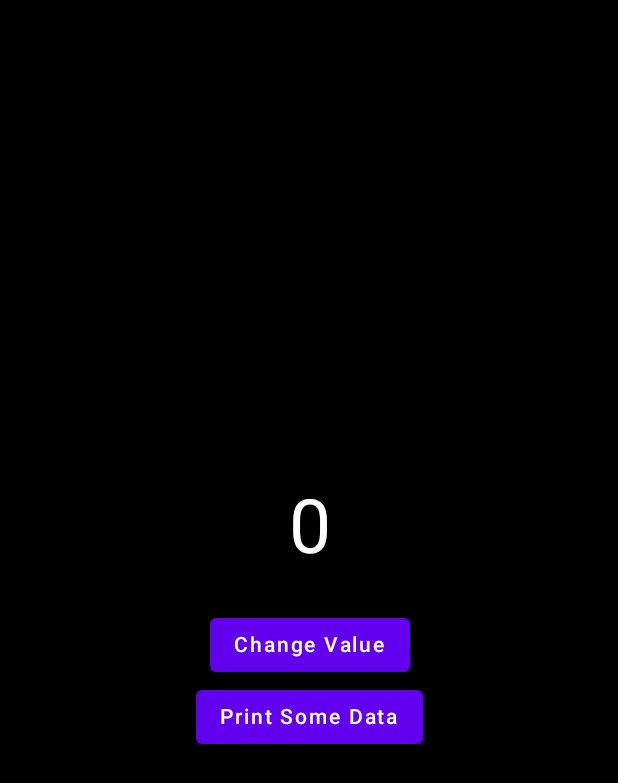
After one commit to shubham-soni9/ModernAndroidUI, an Android app built with Jetpack Compose: the composable LaunchedEffectAnimation shown on its own in the app's theme, on a phone screen of 412 x 824 dp. The commit adds this screen. Shown: the top 783 px of the screen. Run offline under Robolectric (Android 15) with nearby library versions, the phone set to English and light mode, and no system bars.

Commit message:
Effect handler samples added

```diff
--- a/app/src/main/java/com/modern/androidmodernui/TextFieldWithSnackBar.kt
+++ b/app/src/main/java/com/modern/androidmodernui/TextFieldWithSnackBar.kt
@@ -4,6 +4,7 @@ import androidx.compose.foundation.background
 import androidx.compose.foundation.layout.Box
 import androidx.compose.foundation.layout.Column
 import androidx.compose.foundation.layout.fillMaxSize
+import androidx.compose.foundation.layout.padding
 import androidx.compose.foundation.text.KeyboardActions
 import androidx.compose.material.*
 import androidx.compose.runtime.Composable
@@ -15,6 +16,7 @@ import androidx.compose.ui.Modifier
 import androidx.compose.ui.graphics.Color
 import androidx.compose.ui.platform.LocalSoftwareKeyboardController
 import androidx.compose.ui.tooling.preview.Preview
+import com.modern.androidmodernui.effect_handler.SnapshotFlowDemo
 import kotlinx.coroutines.launch
 
 @OptIn(ExperimentalComposeUiApi::class)
@@ -26,9 +28,11 @@ fun TextFieldWithSnackBar() {
     val keyboardController = LocalSoftwareKeyboardController.current
 
     Scaffold(scaffoldState = scaffoldState) {
+        SnapshotFlowDemo(scaffoldState)
         Box(
             modifier = Modifier
                 .fillMaxSize()
+                .padding(it)
                 .background(Color.White),
             contentAlignment = Alignment.Center
         ) {
--- /dev/null
+++ b/app/src/main/java/com/modern/androidmodernui/effect_handler/LaunchedEffectAnimation.kt
@@ -0,0 +1,39 @@
+package com.modern.androidmodernui.effect_handler
+
+import androidx.compose.animation.core.*
+import androidx.compose.foundation.background
+import androidx.compose.foundation.layout.*
+import androidx.compose.material.Button
+import androidx.compose.material.Text
+import androidx.compose.runtime.*
+import androidx.compose.ui.Alignment
+import androidx.compose.ui.Modifier
+import androidx.compose.ui.graphics.Color
+import androidx.compose.ui.unit.dp
+import androidx.compose.ui.unit.sp
+import kotlin.random.Random
+
+@Composable
+fun LaunchedEffectAnimation() {
+    var counter by remember {
+        mutableStateOf(0)
+    }
+
+    val count by animateIntAsState(targetValue = counter)
+
+    Box(
+        modifier = Modifier
+            .fillMaxSize()
+            .background(Color.Black),
+        contentAlignment = Alignment.Center
+    ) {
+        Column(horizontalAlignment = Alignment.CenterHorizontally) {
+            Text(text = count.toString(), color = Color.White, fontSize = 50.sp)
+            Spacer(modifier = Modifier.size(25.dp))
+            Button(onClick = { counter = Random.nextInt(100) }) {
+                Text(text = "Change Value")
+            }
+            RememberCoroutineDemo()
+        }
+    }
+}
--- /dev/null
+++ b/app/src/main/java/com/modern/androidmodernui/effect_handler/RememberCoroutineDemo.kt
@@ -0,0 +1,22 @@
+package com.modern.androidmodernui.effect_handler
+
+import androidx.compose.material.Button
+import androidx.compose.material.Text
+import androidx.compose.runtime.Composable
+import androidx.compose.runtime.rememberCoroutineScope
+import kotlinx.coroutines.delay
+import kotlinx.coroutines.launch
+
+@Composable
+fun RememberCoroutineDemo() {
+    val scope = rememberCoroutineScope()
+
+    Button(onClick = {
+        scope.launch {
+            delay(1000)
+            println("Hello world by coroutine scope")
+        }
+    }) {
+        Text(text = "Print Some Data")
+    }
+}
```
Also changed, not shown: app/src/main/java/com/modern/androidmodernui/MainActivity.kt (+16 -2 lines), app/src/main/java/com/modern/androidmodernui/effect_handler/DerivedStateDemo.kt (added, +22 -0 lines), app/src/main/java/com/modern/androidmodernui/effect_handler/DisposableEffectDemo.kt (added, +35 -0 lines), app/src/main/java/com/modern/androidmodernui/effect_handler/ProduceStateDemo.kt (added, +16 -0 lines), app/src/main/java/com/modern/androidmodernui/effect_handler/RememberUpdatedStateDemo.kt (added, +13 -0 lines), app/src/main/java/com/modern/androidmodernui/effect_handler/SideEffectDemo.kt (added, +11 -0 lines), app/src/main/java/com/modern/androidmodernui/effect_handler/SnapshotFlowDemo.kt (added, +21 -0 lines).
